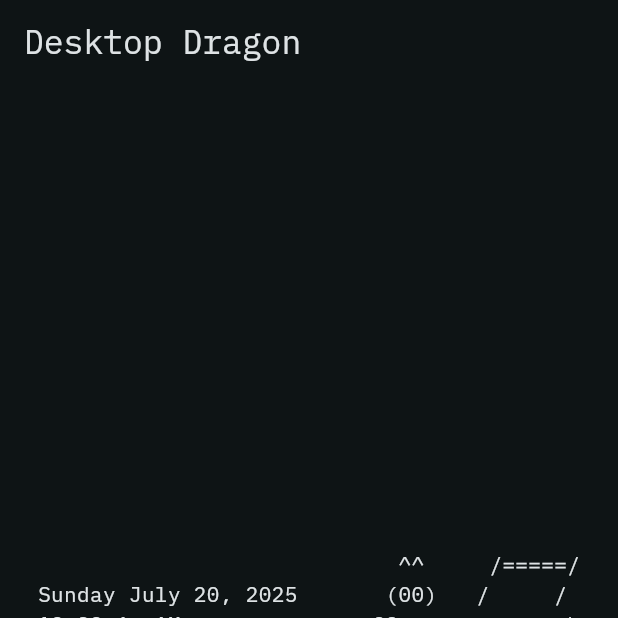
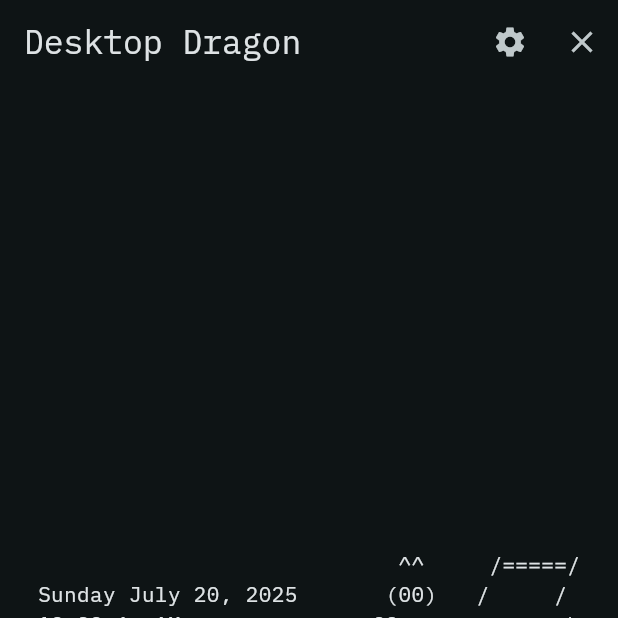
Before and after one commit to TheShadowOfHassen/Desktop-Dragon, a Flutter app: the screen it shows after launch, on a phone screen of 412 x 824 dp, the top half of it. Run offline on Flutter 3.47's test engine with Material 3 defaults, Android fonts, the phone set to English and light mode, and no system bars; our stand-ins replace date_format, google_fonts; missing offline and left inert: window_manager; statements that could not run were skipped.

Commit message:
Theme and Close Button

```diff
--- a/lib/main.dart
+++ b/lib/main.dart
@@ -4,11 +4,13 @@ import 'package:date_format/date_format.dart';
 import 'dart:async';
 import 'package:window_manager/window_manager.dart';
 import 'package:google_fonts/google_fonts.dart';
+import 'package:flutter/services.dart';
 
 const SIZE = Size(400, 400);
 void main() async {
   WidgetsFlutterBinding.ensureInitialized();
   await windowManager.ensureInitialized();
+  WindowManager.instance.setTitleBarStyle(TitleBarStyle.hidden);
   WindowManager.instance.setMinimumSize(SIZE);
   WindowManager.instance.setMaximumSize(SIZE);
   WindowManager.instance.setSize(SIZE);
@@ -76,7 +78,25 @@ class _DesktopDragonState extends State<DesktopDragon> {
         ),
       ),
       home: Scaffold(
-        appBar: AppBar(title: const Text('Desktop Dragon')),
+        appBar: AppBar(
+          title: const Text('Desktop Dragon'),
+          actions: <Widget>[
+            IconButton(
+              icon: const Icon(Icons.settings),
+              tooltip: 'Show Settings',
+              onPressed: () {},
+            ),
+            IconButton(
+              icon: const Icon(Icons.close),
+              tooltip: 'Close The App',
+              onPressed: () {
+                //save the app
+                SystemChannels.platform.invokeMethod('SystemNavigator.pop');
+              },
+            ),
+          ],
+        ),
+
         body: Center(
           child: Builder(
             builder: (context) {
```
Also changed, not shown: 5 other files.
